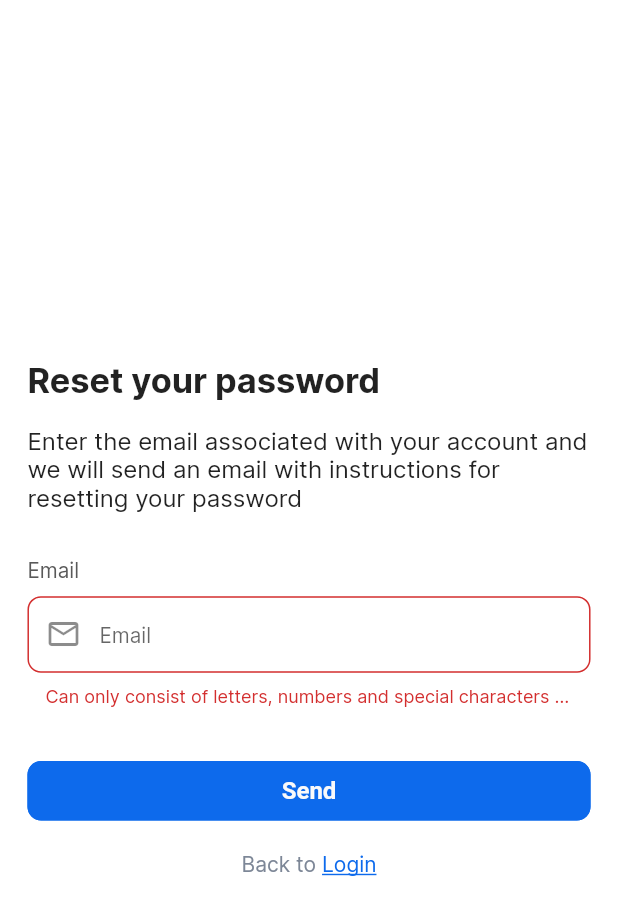
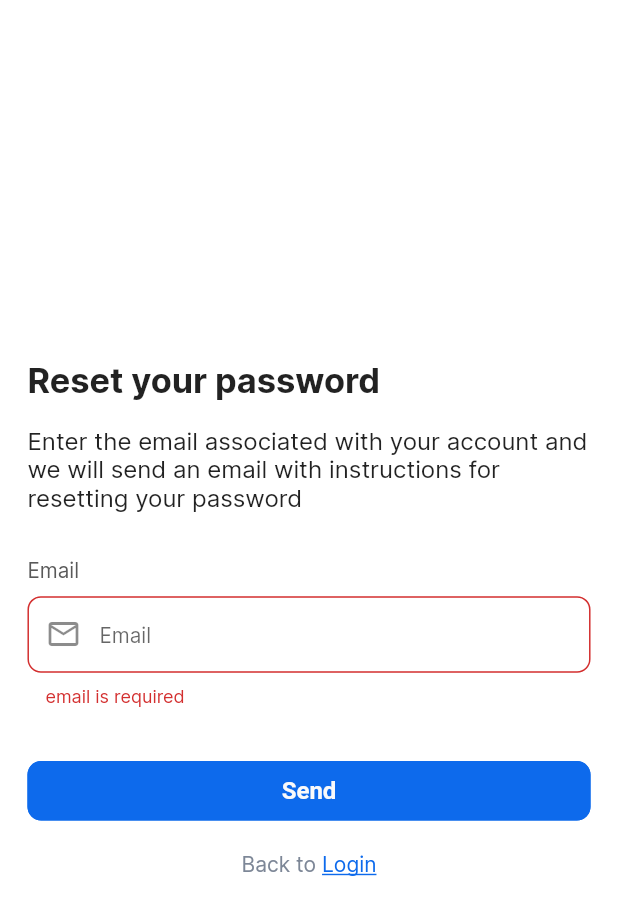
Before and after one commit to Office-Booking-Capstone-Kelompok-8/Office-Booking-Flutter, a Flutter app: the SendOtp screen opened by its route, after a tap on "Send", on a phone screen of 412 x 824 dp. Shown: the top 915 px of the screen. Run offline on Flutter 3.47's test engine with Material 2 defaults, Android fonts, the phone set to English and light mode, and no system bars; our stand-ins replace dio, dropdown_textfield, file_picker, flutter_rating_bar, flutter_screenutil, flutter_smart_dialog and 3 more; accounts and stored records are empty.

Commit message:
fix form email

```diff
--- a/lib/screen/login/send_otp.dart
+++ b/lib/screen/login/send_otp.dart
@@ -74,6 +74,9 @@ class _SendOtpState extends State<SendOtp> {
                     prefixIcon: Icons.mail_outline,
                     hint: 'Email',
                     validation: (value) {
+                      if (value != null || value!.isEmpty) {
+                        return 'email is required';
+                      }
                       const String expression = "[a-zA-Z0-9+._%-+]{1,256}"
                           "\\@"
                           "[a-zA-Z0-9][a-zA-Z0-9\\-]{0,64}"
@@ -82,11 +85,9 @@ class _SendOtpState extends State<SendOtp> {
                           "[a-zA-Z0-9][a-zA-Z0-9\\-]{0,25}"
                           ")+";
                       final RegExp regExp = RegExp(expression);
-                      return !regExp.hasMatch(value!)
+                      return !regExp.hasMatch(value)
                           ? "Can only consist of letters, numbers and special characters (@.-_)"
-                          : value.isEmpty
-                              ? 'email is required'
-                              : null;
+                          : null;
                     },
                   ),
                   SizedBox(
```
Also changed, not shown: lib/screen/login/login_page.dart (+5 -4 lines), lib/screen/login/register_page.dart (+5 -4 lines).
